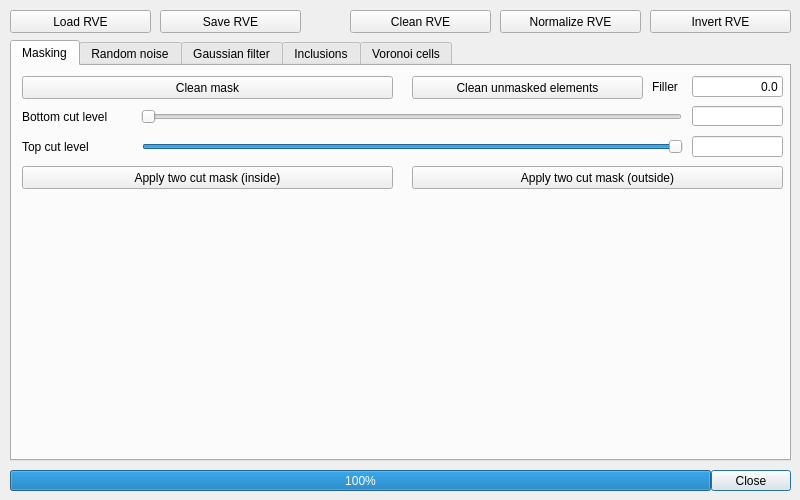
Above: RandomFieldGenerator/UI/volumeglrenderrveeditdialog.ui from NazariyJaworskiGitHub/physicalenvironmentdesign before the change. Below: the same form after it.
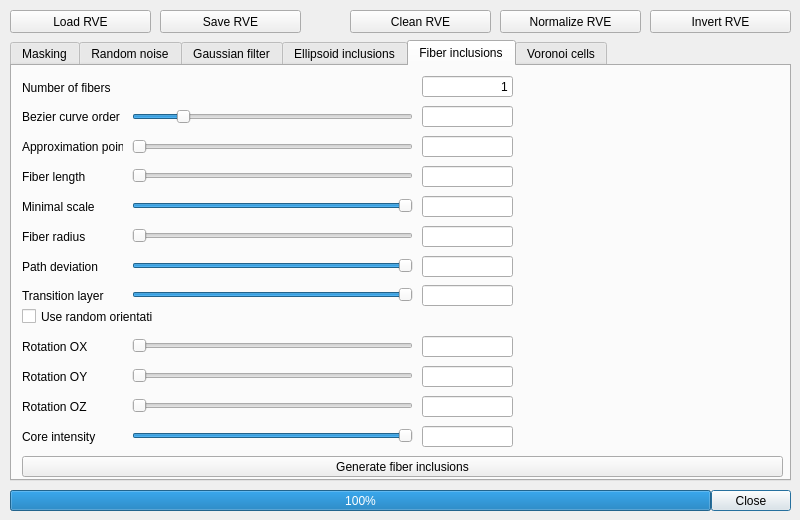
That is the form after the change. The open tabs and pages were chosen to show the change.

Commit message: Bezier curves GUI;

```diff
--- a/RandomFieldGenerator/UI/volumeglrenderrveeditdialog.ui
+++ b/RandomFieldGenerator/UI/volumeglrenderrveeditdialog.ui
@@ -10,7 +10,7 @@
     <x>0</x>
     <y>0</y>
     <width>800</width>
-    <height>500</height>
+    <height>520</height>
    </rect>
   </property>
   <property name="windowTitle">
@@ -26,7 +26,7 @@
    <property name="geometry">
     <rect>
      <x>10</x>
-     <y>470</y>
+     <y>490</y>
      <width>781</width>
      <height>21</height>
     </rect>
@@ -42,7 +42,7 @@
    <property name="geometry">
     <rect>
      <x>10</x>
-     <y>470</y>
+     <y>490</y>
      <width>701</width>
      <height>21</height>
     </rect>
@@ -102,7 +102,7 @@
      <x>10</x>
      <y>40</y>
      <width>781</width>
-     <height>421</height>
+     <height>441</height>
     </rect>
    </property>
    <property name="tabShape">
@@ -752,7 +752,7 @@
    </widget>
    <widget class="QWidget" name="Inclusions">
     <attribute name="title">
-     <string>Inclusions</string>
+     <string>Ellipsoid inclusions</string>
     </attribute>
     <widget class="QLabel" name="MinRadiusLabel">
      <property name="geometry">
@@ -1316,7 +1316,634 @@
       </rect>
      </property>
      <property name="text">
-      <string>Generate inclusions</string>
+      <string>Generate ellipsoid inclusions</string>
+     </property>
+    </widget>
+   </widget>
+   <widget class="QWidget" name="Fiber">
+    <attribute name="title">
+     <string>Fiber inclusions</string>
+    </attribute>
+    <widget class="QCheckBox" name="UseRandomOrientationCheckBox_Fiber">
+     <property name="geometry">
+      <rect>
+       <x>10</x>
+       <y>240</y>
+       <width>131</width>
+       <height>21</height>
+      </rect>
+     </property>
+     <property name="text">
+      <string>Use random orientation</string>
+     </property>
+    </widget>
+    <widget class="QLabel" name="BezierCurveOrderLabel">
+     <property name="geometry">
+      <rect>
+       <x>10</x>
+       <y>40</y>
+       <width>101</width>
+       <height>21</height>
+      </rect>
+     </property>
+     <property name="text">
+      <string>Bezier curve order</string>
+     </property>
+    </widget>
+    <widget class="QSlider" name="CoreIntensitySlider_Fiber">
+     <property name="geometry">
+      <rect>
+       <x>120</x>
+       <y>359</y>
+       <width>281</width>
+       <height>21</height>
+      </rect>
+     </property>
+     <property name="minimum">
+      <number>1</number>
+     </property>
+     <property name="maximum">
+      <number>100</number>
+     </property>
+     <property name="value">
+      <number>100</number>
+     </property>
+     <property name="orientation">
+      <enum>Qt::Horizontal</enum>
+     </property>
+    </widget>
+    <widget class="QSlider" name="RotationOXSlider_Fiber">
+     <property name="geometry">
+      <rect>
+       <x>120</x>
+       <y>269</y>
+       <width>281</width>
+       <height>21</height>
+      </rect>
+     </property>
+     <property name="minimum">
+      <number>0</number>
+     </property>
+     <property name="maximum">
+      <number>179</number>
+     </property>
+     <property name="value">
+      <number>0</number>
+     </property>
+     <property name="orientation">
+      <enum>Qt::Horizontal</enum>
+     </property>
+    </widget>
+    <widget class="QLineEdit" name="NumberOfFibersLineEdit">
+     <property name="geometry">
+      <rect>
+       <x>410</x>
+       <y>10</y>
+       <width>91</width>
+       <height>21</height>
+      </rect>
+     </property>
+     <property name="text">
+      <string>1</string>
+     </property>
+     <property name="alignment">
+      <set>Qt::AlignRight|Qt::AlignTrailing|Qt::AlignVCenter</set>
+     </property>
+     <property name="dragEnabled">
+      <bool>false</bool>
+     </property>
+     <property name="readOnly">
+      <bool>false</bool>
+     </property>
+    </widget>
+    <widget class="QLabel" name="RotationOXLabel_Fiber">
+     <property name="geometry">
+      <rect>
+       <x>10</x>
+       <y>270</y>
+       <width>101</width>
+       <height>21</height>
+      </rect>
+     </property>
+     <property name="text">
+      <string>Rotation OX</string>
+     </property>
+    </widget>
+    <widget class="QLabel" name="TransitionLayerLabel_Fiber">
+     <property name="geometry">
+      <rect>
+       <x>10</x>
+       <y>219</y>
+       <width>101</width>
+       <height>21</height>
+      </rect>
+     </property>
+     <property name="text">
+      <string>Transition layer</string>
+     </property>
+    </widget>
+    <widget class="QLineEdit" name="RotationOYLineEdit_Fiber">
+     <property name="geometry">
+      <rect>
+       <x>410</x>
+       <y>300</y>
+       <width>91</width>
+       <height>21</height>
+      </rect>
+     </property>
+     <property name="dragEnabled">
+      <bool>false</bool>
+     </property>
+     <property name="readOnly">
+      <bool>true</bool>
+     </property>
+    </widget>
+    <widget class="QLabel" name="RotationOYLabel_Fiber">
+     <property name="geometry">
+      <rect>
+       <x>10</x>
+       <y>300</y>
+       <width>101</width>
+       <height>21</height>
+      </rect>
+     </property>
+     <property name="text">
+      <string>Rotation OY</string>
+     </property>
+    </widget>
+    <widget class="QLabel" name="CoreIntensityLabel_Fiber">
+     <property name="geometry">
+      <rect>
+       <x>10</x>
+       <y>360</y>
+       <width>101</width>
+       <height>21</height>
+      </rect>
+     </property>
+     <property name="text">
+      <string>Core intensity</string>
+     </property>
+    </widget>
+    <widget class="QLabel" name="ApproximationPointsLabel">
+     <property name="geometry">
+      <rect>
+       <x>10</x>
+       <y>70</y>
+       <width>101</width>
+       <height>21</height>
+      </rect>
+     </property>
+     <property name="text">
+      <string>Approximation points</string>
+     </property>
+    </widget>
+    <widget class="QSlider" name="ApproximationPointsSlider">
+     <property name="geometry">
+      <rect>
+       <x>120</x>
+       <y>70</y>
+       <width>281</width>
+       <height>21</height>
+      </rect>
+     </property>
+     <property name="minimum">
+      <number>2</number>
+     </property>
+     <property name="maximum">
+      <number>100</number>
+     </property>
+     <property name="tracking">
+      <bool>true</bool>
+     </property>
+     <property name="orientation">
+      <enum>Qt::Horizontal</enum>
+     </property>
+    </widget>
+    <widget class="QLabel" name="RotationOZLabel_Fiber">
+     <property name="geometry">
+      <rect>
+       <x>10</x>
+       <y>330</y>
+       <width>101</width>
+       <height>21</height>
+      </rect>
+     </property>
+     <property name="text">
+      <string>Rotation OZ</string>
+     </property>
+    </widget>
+    <widget class="QLineEdit" name="BezierCurveOrderLineEdit">
+     <property name="geometry">
+      <rect>
+       <x>410</x>
+       <y>40</y>
+       <width>91</width>
+       <height>21</height>
+      </rect>
+     </property>
+     <property name="readOnly">
+      <bool>true</bool>
+     </property>
+    </widget>
+    <widget class="QSlider" name="RotationOYSlider_Fiber">
+     <property name="geometry">
+      <rect>
+       <x>120</x>
+       <y>299</y>
+       <width>281</width>
+       <height>21</height>
+      </rect>
+     </property>
+     <property name="minimum">
+      <number>0</number>
+     </property>
+     <property name="maximum">
+      <number>179</number>
+     </property>
+     <property name="value">
+      <number>0</number>
+     </property>
+     <property name="orientation">
+      <enum>Qt::Horizontal</enum>
+     </property>
+    </widget>
+    <widget class="QSlider" name="BezierCurveOrderSlider">
+     <property name="geometry">
+      <rect>
+       <x>120</x>
+       <y>40</y>
+       <width>281</width>
+       <height>21</height>
+      </rect>
+     </property>
+     <property name="minimum">
+      <number>2</number>
+     </property>
+     <property name="maximum">
+      <number>8</number>
+     </property>
+     <property name="pageStep">
+      <number>2</number>
+     </property>
+     <property name="value">
+      <number>3</number>
+     </property>
+     <property name="tracking">
+      <bool>true</bool>
+     </property>
+     <property name="orientation">
+      <enum>Qt::Horizontal</enum>
+     </property>
+    </widget>
+    <widget class="QSlider" name="TransitionLayerSlider_Fiber">
+     <property name="geometry">
+      <rect>
+       <x>120</x>
+       <y>218</y>
+       <width>281</width>
+       <height>21</height>
+      </rect>
+     </property>
+     <property name="minimum">
+      <number>0</number>
+     </property>
+     <property name="maximum">
+      <number>100</number>
+     </property>
+     <property name="value">
+      <number>100</number>
+     </property>
+     <property name="orientation">
+      <enum>Qt::Horizontal</enum>
+     </property>
+    </widget>
+    <widget class="QLineEdit" name="RotationOXLineEdit_Fiber">
+     <property name="geometry">
+      <rect>
+       <x>410</x>
+       <y>270</y>
+       <width>91</width>
+       <height>21</height>
+      </rect>
+     </property>
+     <property name="dragEnabled">
+      <bool>false</bool>
+     </property>
+     <property name="readOnly">
+      <bool>true</bool>
+     </property>
+    </widget>
+    <widget class="QLineEdit" name="TransitionLayerLineEdit_Fiber">
+     <property name="geometry">
+      <rect>
+       <x>410</x>
+       <y>219</y>
+       <width>91</width>
+       <height>21</height>
+      </rect>
+     </property>
+     <property name="dragEnabled">
+      <bool>false</bool>
+     </property>
+     <property name="readOnly">
+      <bool>true</bool>
+     </property>
+    </widget>
+    <widget class="QLabel" name="NumberOfFibersLabel">
+     <property name="geometry">
+      <rect>
+       <x>10</x>
+       <y>11</y>
+       <width>101</width>
+       <height>21</height>
+      </rect>
+     </property>
+     <property name="text">
+      <string>Number of fibers</string>
+     </property>
+    </widget>
+    <widget class="QLineEdit" name="RotationOZLineEdit_Fiber">
+     <property name="geometry">
+      <rect>
+       <x>410</x>
+       <y>330</y>
+       <width>91</width>
+       <height>21</height>
+      </rect>
+     </property>
+     <property name="dragEnabled">
+      <bool>false</bool>
+     </property>
+     <property name="readOnly">
+      <bool>true</bool>
+     </property>
+    </widget>
+    <widget class="QLineEdit" name="CoreIntensityLineEdit_Fiber">
+     <property name="geometry">
+      <rect>
+       <x>410</x>
+       <y>360</y>
+       <width>91</width>
+       <height>21</height>
+      </rect>
+     </property>
+     <property name="dragEnabled">
+      <bool>false</bool>
+     </property>
+     <property name="readOnly">
+      <bool>true</bool>
+     </property>
+    </widget>
+    <widget class="QPushButton" name="GenerateInclusionsButton_Fiber">
+     <property name="geometry">
+      <rect>
+       <x>10</x>
+       <y>390</y>
+       <width>761</width>
+       <height>21</height>
+      </rect>
+     </property>
+     <property name="text">
+      <string>Generate fiber inclusions</string>
+     </property>
+    </widget>
+    <widget class="QLineEdit" name="ApproximationPointsLineEdit">
+     <property name="geometry">
+      <rect>
+       <x>410</x>
+       <y>70</y>
+       <width>91</width>
+       <height>21</height>
+      </rect>
+     </property>
+     <property name="readOnly">
+      <bool>true</bool>
+     </property>
+    </widget>
+    <widget class="QSlider" name="RotationOZSlider_Fiber">
+     <property name="geometry">
+      <rect>
+       <x>120</x>
+       <y>329</y>
+       <width>281</width>
+       <height>21</height>
+      </rect>
+     </property>
+     <property name="minimum">
+      <number>0</number>
+     </property>
+     <property name="maximum">
+      <number>179</number>
+     </property>
+     <property name="value">
+      <number>0</number>
+     </property>
+     <property name="orientation">
+      <enum>Qt::Horizontal</enum>
+     </property>
+    </widget>
+    <widget class="QLabel" name="FiberLengthLabel">
+     <property name="geometry">
+      <rect>
+       <x>10</x>
+       <y>100</y>
+       <width>101</width>
+       <height>21</height>
+      </rect>
+     </property>
+     <property name="text">
+      <string>Fiber length</string>
+     </property>
+    </widget>
+    <widget class="QSlider" name="FiberLengthSlider">
+     <property name="geometry">
+      <rect>
+       <x>120</x>
+       <y>99</y>
+       <width>281</width>
+       <height>21</height>
+      </rect>
+     </property>
+     <property name="minimum">
+      <number>1</number>
+     </property>
+     <property name="maximum">
+      <number>256</number>
+     </property>
+     <property name="value">
+      <number>1</number>
+     </property>
+     <property name="orientation">
+      <enum>Qt::Horizontal</enum>
+     </property>
+    </widget>
+    <widget class="QLineEdit" name="FiberLengthLineEdit">
+     <property name="geometry">
+      <rect>
+       <x>410</x>
+       <y>100</y>
+       <width>91</width>
+       <height>21</height>
+      </rect>
+     </property>
+     <property name="dragEnabled">
+      <bool>false</bool>
+     </property>
+     <property name="readOnly">
+      <bool>true</bool>
+     </property>
+    </widget>
+    <widget class="QLabel" name="MinimalScaleLabel">
+     <property name="geometry">
+      <rect>
+       <x>10</x>
+       <y>130</y>
+       <width>101</width>
+       <height>21</height>
+      </rect>
+     </property>
+     <property name="text">
+      <string>Minimal scale</string>
+     </property>
+    </widget>
+    <widget class="QSlider" name="MinimalScaleSlider">
+     <property name="geometry">
+      <rect>
+       <x>120</x>
+       <y>129</y>
+       <width>281</width>
+       <height>21</height>
+      </rect>
+     </property>
+     <property name="minimum">
+      <number>0</number>
+     </property>
+     <property name="maximum">
+      <number>100</number>
+     </property>
+     <property name="value">
+      <number>100</number>
+     </property>
+     <property name="orientation">
+      <enum>Qt::Horizontal</enum>
+     </property>
+    </widget>
+    <widget class="QLineEdit" name="MinimalScaleLineEdit">
+     <property name="geometry">
+      <rect>
+       <x>410</x>
+       <y>130</y>
+       <width>91</width>
+       <height>21</height>
+      </rect>
+     </property>
+     <property name="dragEnabled">
+      <bool>false</bool>
+     </property>
+     <property name="readOnly">
+      <bool>true</bool>
+     </property>
+    </widget>
+    <widget class="QSlider" name="FiberRadiusSlider">
+     <property name="geometry">
+      <rect>
+       <x>120</x>
+       <y>159</y>
+       <width>281</width>
+       <height>21</height>
+      </rect>
+     </property>
+     <property name="minimum">
+      <number>1</number>
+     </property>
+     <property name="maximum">
+      <number>256</number>
+     </property>
+     <property name="value">
+      <number>1</number>
+     </property>
+     <property name="orientation">
+      <enum>Qt::Horizontal</enum>
+     </property>
+    </widget>
+    <widget class="QLabel" name="FiberRadiusLabel">
+     <property name="geometry">
+      <rect>
+       <x>10</x>
+       <y>160</y>
+       <width>101</width>
+       <height>21</height>
+      </rect>
+     </property>
+     <property name="text">
+      <string>Fiber radius</string>
+     </property>
+    </widget>
+    <widget class="QLineEdit" name="FiberRadiusLineEdit">
+     <property name="geometry">
+      <rect>
+       <x>410</x>
+       <y>160</y>
+       <width>91</width>
+       <height>21</height>
+      </rect>
+     </property>
+     <property name="dragEnabled">
+      <bool>false</bool>
+     </property>
+     <property name="readOnly">
+      <bool>true</bool>
+     </property>
+    </widget>
+    <widget class="QLineEdit" name="PathDeviationLineEdit">
+     <property name="geometry">
+      <rect>
+       <x>410</x>
+       <y>190</y>
+       <width>91</width>
+       <height>21</height>
+      </rect>
+     </property>
+     <property name="dragEnabled">
+      <bool>false</bool>
+     </property>
+     <property name="readOnly">
+      <bool>true</bool>
+     </property>
+    </widget>
+    <widget class="QLabel" name="PathDeviationLabel">
+     <property name="geometry">
+      <rect>
+       <x>10</x>
+       <y>190</y>
+       <width>101</width>
+       <height>21</height>
+      </rect>
+     </property>
+     <property name="text">
+      <string>Path deviation</string>
+     </property>
+    </widget>
+    <widget class="QSlider" name="PathDeviationSlider">
+     <property name="geometry">
+      <rect>
+       <x>120</x>
+       <y>189</y>
+       <width>281</width>
+       <height>21</height>
+      </rect>
+     </property>
+     <property name="minimum">
+      <number>0</number>
+     </property>
+     <property name="maximum">
+      <number>100</number>
+     </property>
+     <property name="value">
+      <number>100</number>
+     </property>
+     <property name="orientation">
+      <enum>Qt::Horizontal</enum>
      </property>
     </widget>
    </widget>
```
Left out of the diff: 4 changed lines with no effect on the pictures. The commit also changes 13 other files.
